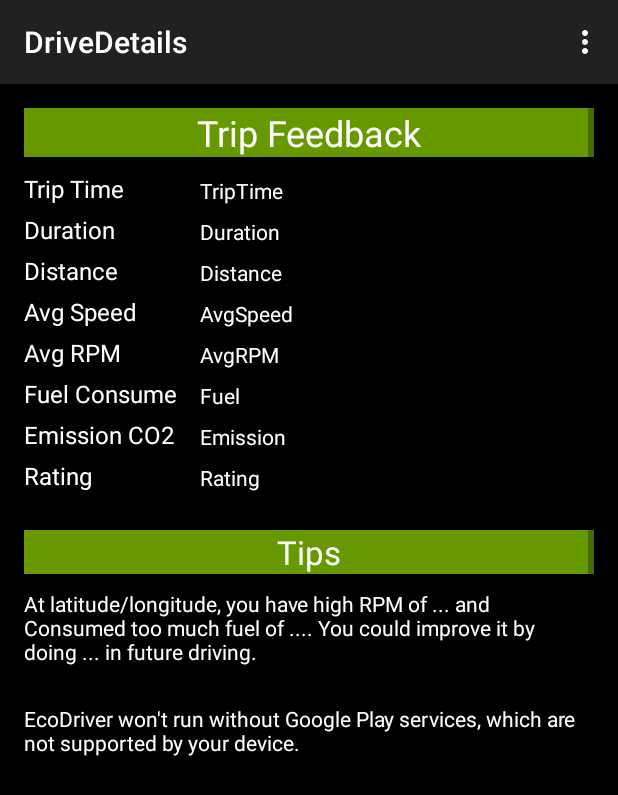
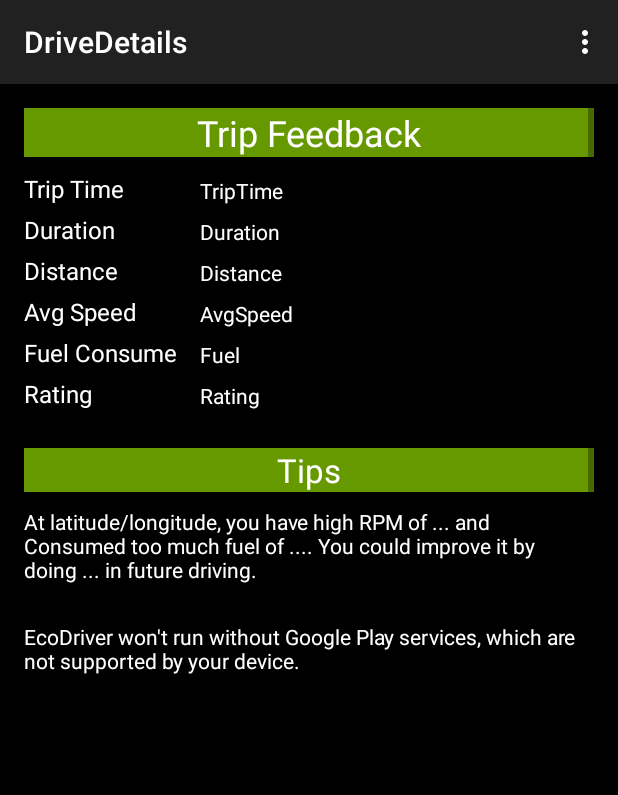
Before and after one commit to MobileMining/Group6-The-minions-EcoDriver, an Android app: the DriveDetails screen opened directly, with no data from a screen before it, on a phone screen of 412 x 824 dp. Shown: the top 795 px of the screen. Run offline under Robolectric (Android 15) with nearby library versions, the phone set to English and light mode, and no system bars.

Commit message:
Removed avgRPM and Emission from DriveDetails

```diff
--- a/app/src/main/java/com/gu/gminions/ecodriver/DriveDetails.java
+++ b/app/src/main/java/com/gu/gminions/ecodriver/DriveDetails.java
@@ -65,15 +65,16 @@ public class DriveDetails extends ActionBarActivity implements LoaderManager.Loa
 
             TextView avgSpeed = (TextView) findViewById(R.id.textViewAS);
             avgSpeed.setText(String.valueOf(tripDist/tripDuration) + " km/h");
-
+/*
             TextView avgRPM = (TextView) findViewById(R.id.textViewAR);
-            avgRPM.setText(String.valueOf(0)); // trip.getAvgRPM())); // TODO: proper fix
+            avgRPM.setText(String.valueOf(0)); // trip.getAvgRPM())); // TODO: proper fix*/
 
             TextView fuel = (TextView) findViewById(R.id.textViewF);
             fuel.setText(String.valueOf(trip.getFuelConsume()) + "%");
-
+/*
             TextView emission = (TextView) findViewById(R.id.textViewE);
             emission.setText(String.valueOf(0)); // trip.getEmissionCO2())); // TODO: proper fix
+            //1.2 g/litre*/
         }
 
         TextView tripLog = (TextView) findViewById(R.id.textViewTL);
--- a/app/src/main/res/layout/activity_drive_details.xml
+++ b/app/src/main/res/layout/activity_drive_details.xml
@@ -97,7 +97,7 @@
             android:layout_alignBottom="@+id/textViewAvgSpeed"
             android:layout_alignStart="@+id/textViewDis" />
 
-        <TextView
+  <!--      <TextView
             android:layout_width="wrap_content"
             android:layout_height="wrap_content"
             android:text="Avg RPM"
@@ -113,14 +113,14 @@
             android:text="AvgRPM"
             android:id="@+id/textViewAR"
             android:layout_alignBottom="@+id/textViewAvgRPM"
-            android:layout_alignStart="@+id/textViewAS" />
+            android:layout_alignStart="@+id/textViewAS" />-->
 
         <TextView
             android:layout_width="wrap_content"
             android:layout_height="wrap_content"
             android:text="Fuel Consume"
             android:id="@+id/textViewFuel"
-            android:layout_below="@+id/textViewAvgRPM"
+            android:layout_below="@+id/textViewAvgSpeed"
             android:layout_alignParentStart="true"
             android:layout_marginTop="5dp"
             android:textSize="@dimen/abc_text_size_menu_material" />
@@ -131,9 +131,9 @@
             android:text="Fuel"
             android:id="@+id/textViewF"
             android:layout_alignBottom="@+id/textViewFuel"
-            android:layout_alignStart="@+id/textViewAR" />
+            android:layout_alignStart="@+id/textViewAS" />
 
-        <TextView
+   <!--     <TextView
             android:layout_width="wrap_content"
             android:layout_height="wrap_content"
             android:text="Emission CO2"
@@ -149,14 +149,14 @@
             android:text="Emission"
             android:id="@+id/textViewE"
             android:layout_alignBottom="@+id/textViewEmission"
-            android:layout_alignStart="@+id/textViewF" />
+            android:layout_alignStart="@+id/textViewF" />-->
 
         <TextView
             android:layout_width="wrap_content"
             android:layout_height="wrap_content"
             android:text="Rating"
             android:id="@+id/textViewRating"
-            android:layout_below="@+id/textViewE"
+            android:layout_below="@+id/textViewFuel"
             android:layout_alignParentStart="true"
             android:layout_marginTop="5dp"
             android:textSize="@dimen/abc_text_size_menu_material" />
@@ -167,7 +167,7 @@
             android:text="Rating"
             android:id="@+id/textViewR"
             android:layout_alignBottom="@+id/textViewRating"
-            android:layout_alignStart="@+id/textViewE" />
+            android:layout_alignStart="@+id/textViewAS" />
 
         <!--TextView
             android:layout_width="match_parent"
```
